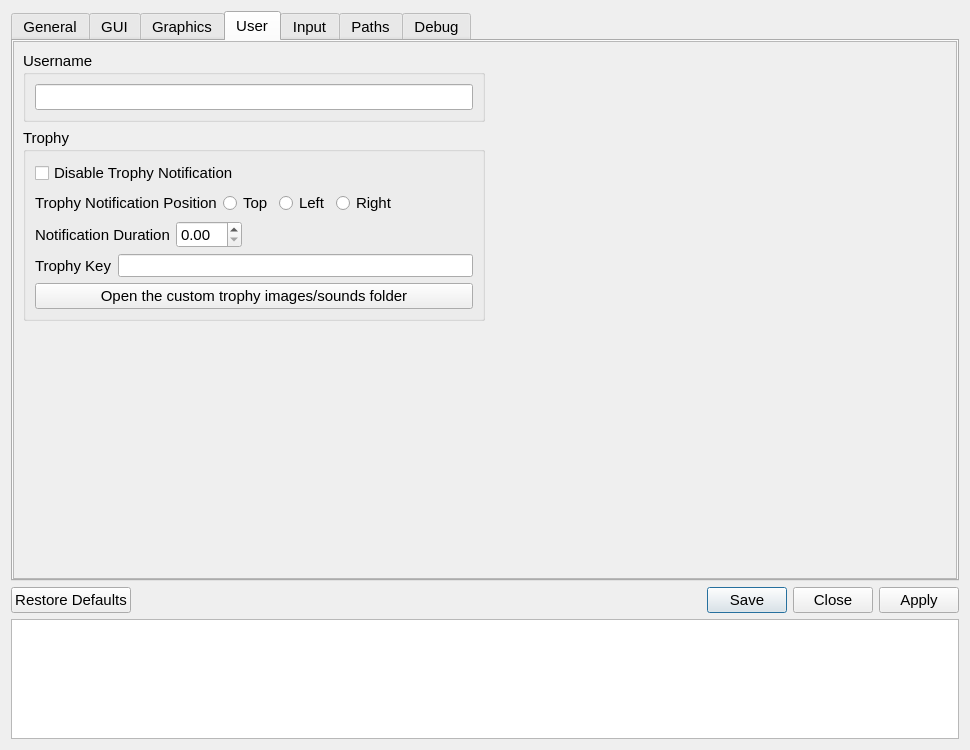
Qt form src/qt_gui/settings_dialog.ui (shadps4-emu/shadPS4) before a commit.
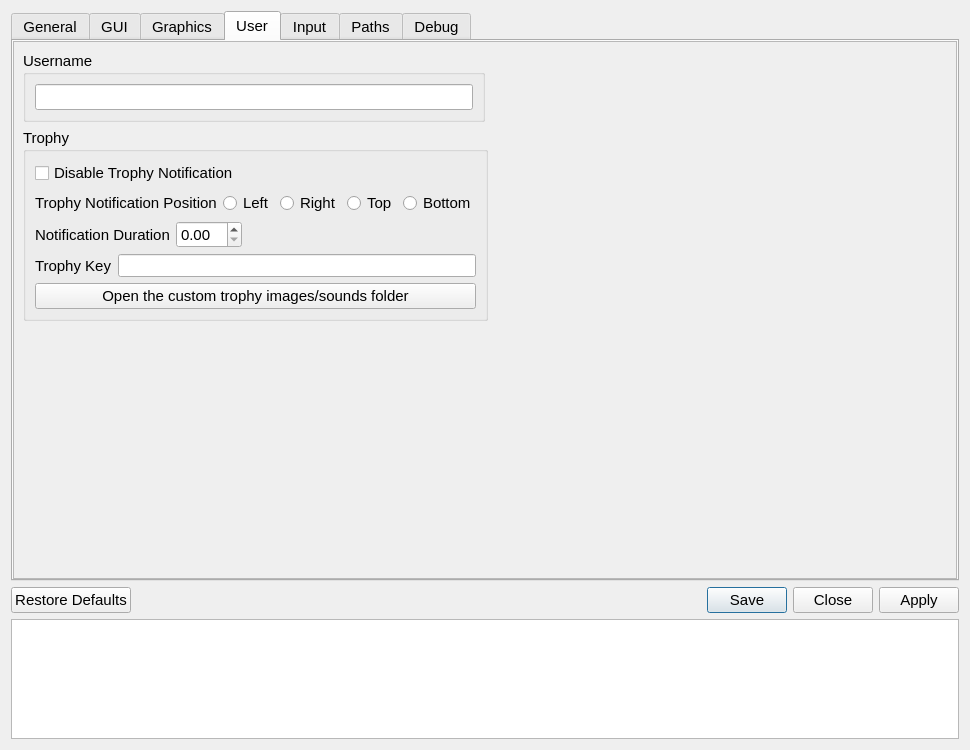
The same form after that commit. The open tabs and pages were chosen to show the change. Icons and pictures are not drawn.

Patch:
```diff
--- a/src/qt_gui/settings_dialog.ui
+++ b/src/qt_gui/settings_dialog.ui
@@ -1286,13 +1286,6 @@
                    </property>
                   </widget>
                  </item>
-				 <item>
-				  <widget class="QRadioButton" name="radioButton_Top">
-				   <property name="text">
-				    <string>Top</string>
-				   </property>
-				  </widget>
-				  </item>
                  <item>
                   <widget class="QRadioButton" name="radioButton_Left">
                    <property name="text">
@@ -1302,17 +1295,25 @@
                  </item>
                  <item>
                   <widget class="QRadioButton" name="radioButton_Right">
-                   <property name="sizePolicy">
-                    <sizepolicy hsizetype="Expanding" vsizetype="Fixed">
-                     <horstretch>0</horstretch>
-                     <verstretch>0</verstretch>
-                    </sizepolicy>
-                   </property>
                    <property name="text">
                     <string>Right</string>
                    </property>
                   </widget>
                  </item>
+                 <item>
+                  <widget class="QRadioButton" name="radioButton_Top">
+                   <property name="text">
+                    <string>Top</string>
+                   </property>
+                  </widget>
+                  </item>
+                 <item>
+                  <widget class="QRadioButton" name="radioButton_Bottom">
+                   <property name="text">
+                    <string>Bottom</string>
+                   </property>
+                  </widget>
+                  </item>
                 </layout>
                </item>
                <item>
```
